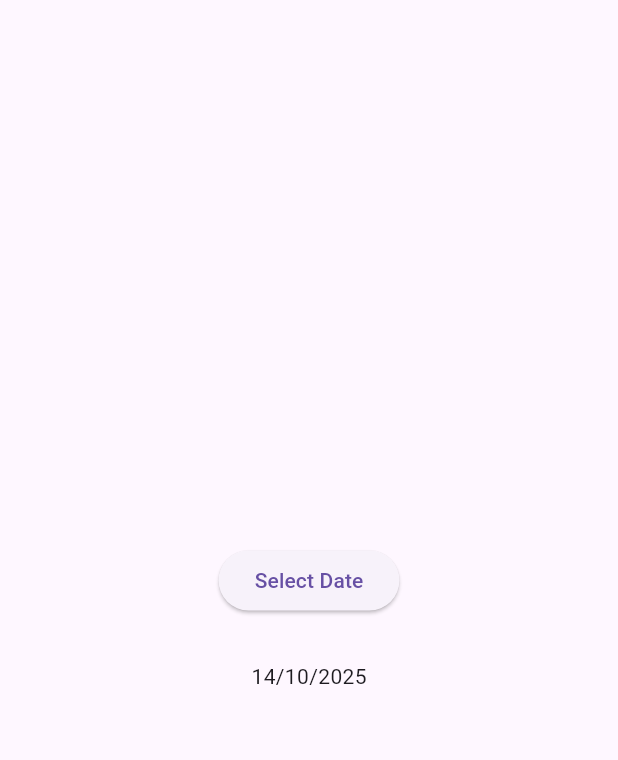
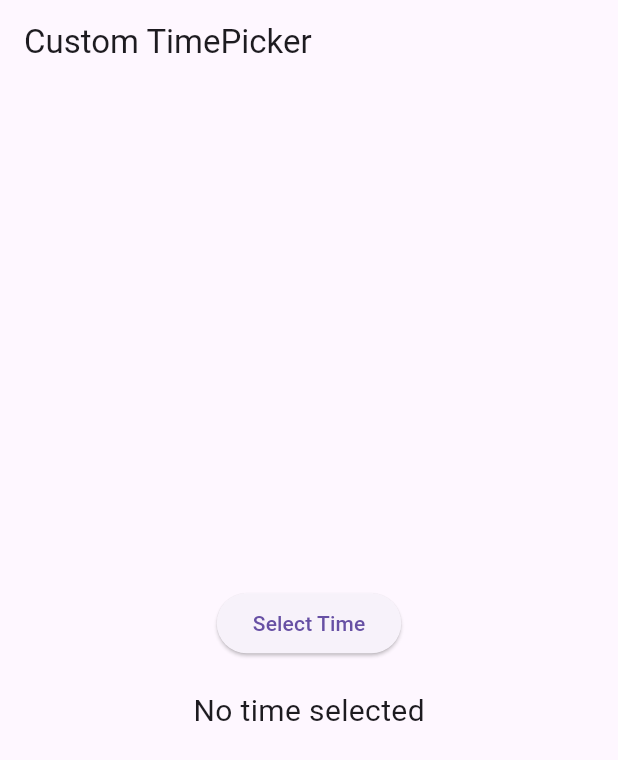
Before and after one commit to pradeepyuni07/Day2-Dart, a Flutter app: the screen it shows after launch, on a phone screen of 412 x 824 dp. Shown: the top 760 px of the screen. Run offline on Flutter 3.47's test engine with Material 3 defaults, Android fonts, the phone set to English and light mode, and no system bars; our stand-ins replace fluttertoast, image_picker; key blocks and very long unbroken strings in the code were emptied for the run.

Commit message:
Time Picker Completed

```diff
--- a/lib/custom_date_picker.dart
+++ b/lib/custom_date_picker.dart
@@ -162,8 +162,9 @@ class _CustomDatePickerState extends State<CustomDatePicker> {
                   });
                 }
               },
-              child: Text("Select Date"),
-            ),
+
+               child: Text("Select Date"),
+             ),
 
             SizedBox(height: 30),
             Text("${DateFormat('dd/MM/yyyy').format(selectedDate)}"),
--- /dev/null
+++ b/lib/custom_timepicker.dart
@@ -0,0 +1,100 @@
+import 'package:flutter/material.dart';
+
+class CustomTimepicker extends StatefulWidget {
+  const CustomTimepicker({super.key});
+
+  @override
+  State<CustomTimepicker> createState() => _CustomTimepickerState();
+}
+
+class _CustomTimepickerState extends State<CustomTimepicker> {
+  TimeOfDay? selectedTime;
+
+  @override
+  Widget build(BuildContext context) {
+    return Scaffold(
+      appBar: AppBar(title: const Text("Custom TimePicker")),
+      body: Center(
+        child: Column(
+          mainAxisAlignment: MainAxisAlignment.center,
+          children: [
+            ElevatedButton(
+              onPressed: () async {
+                final TimeOfDay? time = await showTimePicker(
+                  context: context,
+                  initialTime: TimeOfDay.now(),
+                  cancelText: "Cancel",
+                  confirmText: "OK",
+                  builder: (context, child) {
+                    return Theme(
+                      data: Theme.of(context).copyWith(
+                        timePickerTheme: TimePickerThemeData(
+                          backgroundColor: Colors.white,
+                            dayPeriodColor:Colors.yellowAccent ,
+                          dayPeriodShape: const RoundedRectangleBorder(
+                            borderRadius: BorderRadius.all(Radius.elliptical(10,30)),
+                          ),
+                           // dayPeriodTextColor: Colors.red,
+                            dialBackgroundColor: Colors.redAccent,
+                          dialHandColor: Colors.greenAccent,
+                           dialTextColor: Colors.white,
+                            elevation: 7,
+                          entryModeIconColor: Colors.black,
+                            hourMinuteTextColor: Colors.white,
+                            shape: BeveledRectangleBorder(
+                              borderRadius: BorderRadius.circular(10)
+                            ),
+                           hourMinuteColor: Colors.redAccent,
+                          hourMinuteShape: RoundedRectangleBorder(
+                             borderRadius: BorderRadius.all(Radius.elliptical(30, 50))
+                          ),
+
+                          // dayPeriodTextColor: Colors.white,
+                          // dayPeriodBorderSide:BorderSide(width: 2,color: Colors.black) ,
+                          cancelButtonStyle: ButtonStyle(
+                            textStyle: MaterialStateProperty.all(
+                              const TextStyle(
+                                color: Colors.red,
+                                fontWeight: FontWeight.bold,
+                                fontSize: 20,
+                              ),
+                            ),
+                          ),
+                          confirmButtonStyle: ButtonStyle(
+                            textStyle: MaterialStateProperty.all(
+                              const TextStyle(
+                                color: Colors.green,
+                                fontWeight: FontWeight.bold,
+                                fontSize: 20,
+                              ),
+                            ),
+                          ),
+                        ),
+                      ),
+                      child: child!,
+                    );
+                  },
+                );
+
+                // ✅ Update UI with selected time
+                if (time != null) {
+                  setState(() {
+                    selectedTime = time;
+                  });
+                }
+              },
+              child: const Text("Select Time"),
+            ),
+            const SizedBox(height: 20),
+            Text(
+              selectedTime != null
+                  ? "Selected Time: ${selectedTime!.format(context)}"
+                  : "No time selected",
+              style: const TextStyle(fontSize: 20),
+            ),
+          ],
+        ),
+      ),
+    );
+  }
+}
--- a/lib/main.dart
+++ b/lib/main.dart
@@ -4,6 +4,7 @@ import 'package:dart_app/custom_bottombar.dart';
 import 'package:dart_app/custom_date_picker.dart';
 import 'package:dart_app/custom_drawer.dart';
 import 'package:dart_app/custom_listtile.dart';
+import 'package:dart_app/custom_timepicker.dart';
 import 'package:dart_app/fab_button.dart';
 import 'package:dart_app/grid_view.dart';
 import 'package:dart_app/img.dart';
@@ -32,7 +33,7 @@ class MyApp extends StatelessWidget {
   Widget build(BuildContext context) {
     return MaterialApp(
       debugShowCheckedModeBanner: false, // Remove debug banner
-      home:CustomDatePicker()
+      home:CustomTimepicker()
     );
   }
 }
```
